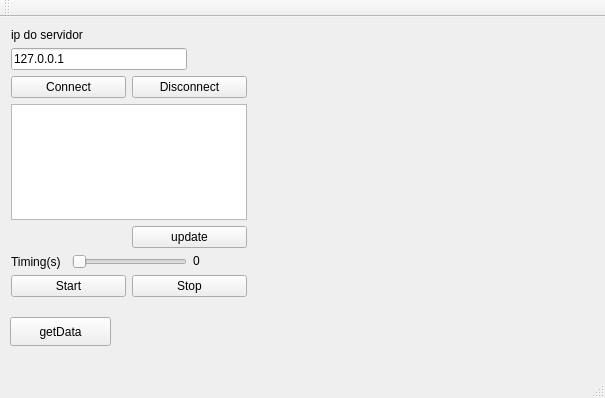
Before: the Qt Designer form QtTcpClientConsumer/mainwindow.ui in Adriano-Filh0/qtsupervisory, drawn with Qt 5.
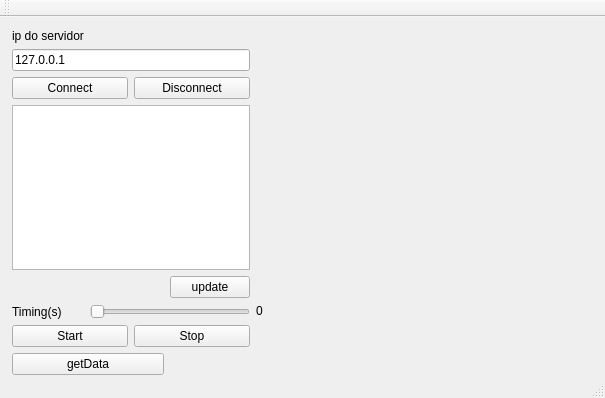
After: the same form once the commit is applied. Custom widgets are drawn as their Qt base class.

Commit message: ip list

What changed in the file:
```diff
--- a/QtTcpClientConsumer/mainwindow.ui
+++ b/QtTcpClientConsumer/mainwindow.ui
@@ -14,24 +14,11 @@
    <string>MainWindow</string>
   </property>
   <widget class="QWidget" name="centralWidget">
-   <widget class="QPushButton" name="pushButtonGet">
-    <property name="geometry">
-     <rect>
-      <x>10</x>
-      <y>300</y>
-      <width>101</width>
-      <height>29</height>
-     </rect>
-    </property>
-    <property name="text">
-     <string>getData</string>
-    </property>
-   </widget>
    <widget class="Plotter" name="widget" native="true">
     <property name="geometry">
      <rect>
-      <x>260</x>
-      <y>0</y>
+      <x>280</x>
+      <y>10</y>
       <width>341</width>
       <height>281</height>
      </rect>
@@ -40,28 +27,21 @@
    <widget class="QWidget" name="">
     <property name="geometry">
      <rect>
-      <x>0</x>
-      <y>0</y>
-      <width>258</width>
-      <height>291</height>
+      <x>1</x>
+      <y>1</y>
+      <width>273</width>
+      <height>368</height>
      </rect>
     </property>
     <layout class="QGridLayout" name="gridLayout">
-     <item row="1" column="0" colspan="3">
-      <widget class="QLineEdit" name="lineEdit_servidor">
-       <property name="text">
-        <string>127.0.0.1</string>
-       </property>
-      </widget>
-     </item>
-     <item row="5" column="0">
+     <item row="6" column="0">
       <widget class="QLabel" name="label_timings">
        <property name="text">
         <string>Timing(s)</string>
        </property>
       </widget>
      </item>
-     <item row="2" column="0" colspan="4">
+     <item row="2" column="0" colspan="3">
       <layout class="QHBoxLayout" name="horizontalLayout">
        <item>
         <widget class="QPushButton" name="pushButton_connect">
@@ -79,14 +59,32 @@
        </item>
       </layout>
      </item>
-     <item row="0" column="0" colspan="2">
-      <widget class="QLabel" name="label_timings_2">
+     <item row="7" column="0" colspan="3">
+      <layout class="QHBoxLayout" name="horizontalLayout_2">
+       <item>
+        <widget class="QPushButton" name="pushButton_start">
+         <property name="text">
+          <string>Start</string>
+         </property>
+        </widget>
+       </item>
+       <item>
+        <widget class="QPushButton" name="pushButton_stop">
+         <property name="text">
+          <string>Stop</string>
+         </property>
+        </widget>
+       </item>
+      </layout>
+     </item>
+     <item row="1" column="0" colspan="3">
+      <widget class="QLineEdit" name="lineEdit_servidor">
        <property name="text">
-        <string>ip do servidor</string>
+        <string>127.0.0.1</string>
        </property>
       </widget>
      </item>
-     <item row="5" column="1" colspan="2">
+     <item row="6" column="1" colspan="2">
       <widget class="QSlider" name="horizontalSlider">
        <property name="minimum">
         <number>1</number>
@@ -99,41 +97,37 @@
        </property>
       </widget>
      </item>
-     <item row="6" column="0" colspan="4">
-      <layout class="QHBoxLayout" name="horizontalLayout_2">
-       <item>
-        <widget class="QPushButton" name="pushButton_start">
-         <property name="text">
-          <string>Start</string>
-         </property>
-        </widget>
-       </item>
-       <item>
-        <widget class="QPushButton" name="pushButton_stop">
-         <property name="text">
-          <string>Stop</string>
-         </property>
-        </widget>
-       </item>
-      </layout>
+     <item row="8" column="0" colspan="2">
+      <widget class="QPushButton" name="pushButtonGet">
+       <property name="text">
+        <string>getData</string>
+       </property>
+      </widget>
      </item>
-     <item row="5" column="3">
+     <item row="0" column="0" colspan="2">
+      <widget class="QLabel" name="label_timings_2">
+       <property name="text">
+        <string>ip do servidor</string>
+       </property>
+      </widget>
+     </item>
+     <item row="6" column="3">
       <widget class="QLabel" name="label">
        <property name="text">
         <string>&lt;html&gt;&lt;head/&gt;&lt;body&gt;&lt;p&gt;0&lt;/p&gt;&lt;/body&gt;&lt;/html&gt;</string>
        </property>
       </widget>
      </item>
-     <item row="4" column="2" colspan="2">
+     <item row="3" column="0" rowspan="2" colspan="3">
+      <widget class="QTextBrowser" name="textBrowser_ip_list"/>
+     </item>
+     <item row="5" column="2">
       <widget class="QPushButton" name="pushButton_update">
        <property name="text">
         <string>update</string>
        </property>
       </widget>
      </item>
-     <item row="3" column="0" colspan="4">
-      <widget class="QListWidget" name="listWidget_servidores"/>
-     </item>
     </layout>
    </widget>
   </widget>
```
The commit also changes 203 other files.
